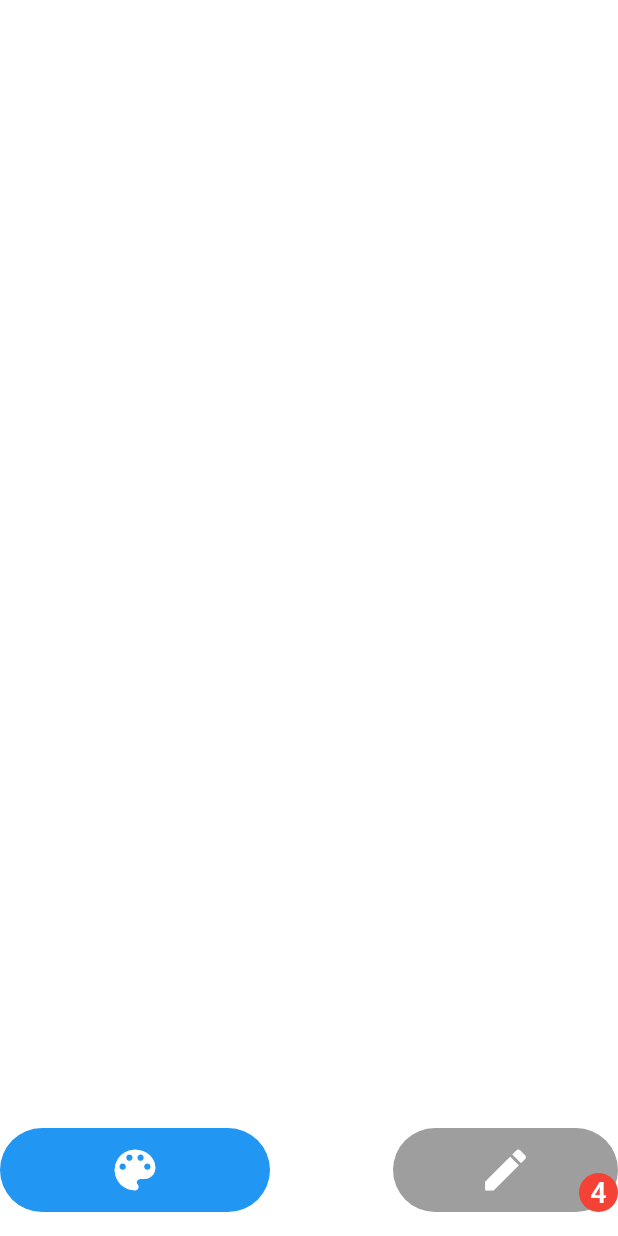
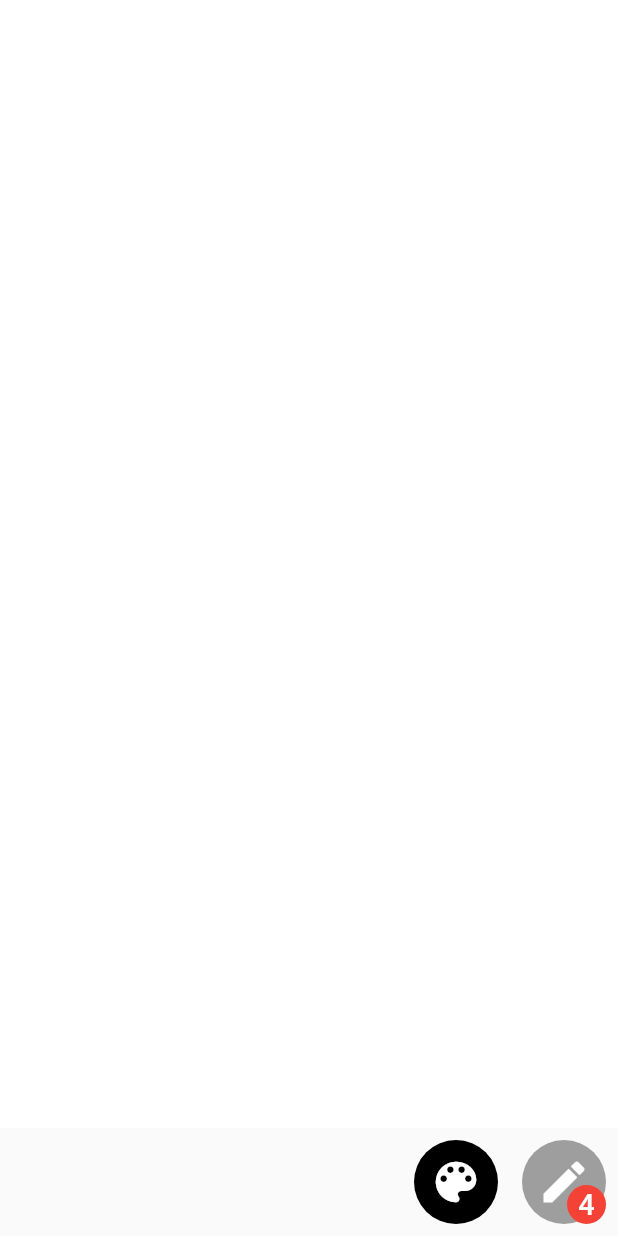
Before and after one commit to DavidCarrilho/app_mc_games, a Flutter app: the screen it shows after launch, on a phone screen of 412 x 824 dp. Run offline on Flutter 3.47's test engine with Material 2 defaults, Android fonts, the phone set to English and light mode, and no system bars; drawn by our look-alikes of flutter_speed_dial.

Commit message:
feat: adjust in buttons

```diff
--- a/lib/data/data.dart
+++ b/lib/data/data.dart
@@ -2,10 +2,12 @@
 import 'package:flutter/material.dart';
 
 const List<SpeedDialEntry> speedDials = [
+  SpeedDialEntry(color: Colors.black, label: 'Preto'),
   SpeedDialEntry(color: Colors.blue, label: 'Azul'),
   SpeedDialEntry(color: Colors.green, label: 'Verde'),
   SpeedDialEntry(color: Colors.red, label: 'Vermelho'),
   SpeedDialEntry(color: Colors.orange, label: 'Laranja'),
+  SpeedDialEntry(color: Colors.purple, label: 'Roxo'),
 ];
 
 const List<double> strokeWidths = [4, 8, 16, 32];
--- a/lib/main.dart
+++ b/lib/main.dart
@@ -36,14 +36,9 @@
 
   @override
   Widget build(BuildContext context) => Scaffold(
-        // appBar: AppBar(
-        //   title: const Text('MCPaint'),
-        //   centerTitle: true,
-        // ),
         body: PaintingWidget(color: currentColor!, strokeWidth: currentStrokeWidth!),
-        floatingActionButtonLocation: FloatingActionButtonLocation.centerFloat,
-        floatingActionButton: Row(
-          mainAxisAlignment: MainAxisAlignment.spaceBetween,
+        bottomNavigationBar: Row(
+          mainAxisAlignment: MainAxisAlignment.end,
           children: <Widget>[
             ColorSpeedDial(onSelected: color),
             StrokeSpeedDial(onSelected: strokeWidth),
--- a/lib/widget/color_speed_dial.dart
+++ b/lib/widget/color_speed_dial.dart
@@ -26,7 +26,9 @@
 
   @override
   Widget build(BuildContext context) => SizedBox(
-        width: 180.0,
+        // width: 180.0,
+        child: Padding(
+          padding: const EdgeInsets.all(8.0),
           child: SpeedDial(
             overlayOpacity: 0.0,
             elevation: 0.0,
@@ -37,6 +39,7 @@
                 .map((entry) => speedDialChild(color: entry.color, label: entry.label))
                 .toList(),
             child: const Icon(Icons.color_lens, size: 36),
+          ),
         ),
       );
 
--- a/lib/widget/stroke_speed_dial.dart
+++ b/lib/widget/stroke_speed_dial.dart
@@ -26,7 +26,9 @@
 
   @override
   Widget build(BuildContext context) => SizedBox(
-        width: 150.0,
+        // width: 150.0,
+        child: Padding(
+          padding: const EdgeInsets.all(8.0),
           child: SpeedDial(
             overlayOpacity: 0.0,
             elevation: 0.0,
@@ -55,6 +57,7 @@
               ],
             ),
           ),
+        ),
       );
 
   SpeedDialChild speedDialChild(double strokeWidth) => SpeedDialChild(
```
Lines whose indentation alone changed are shown as unchanged.
